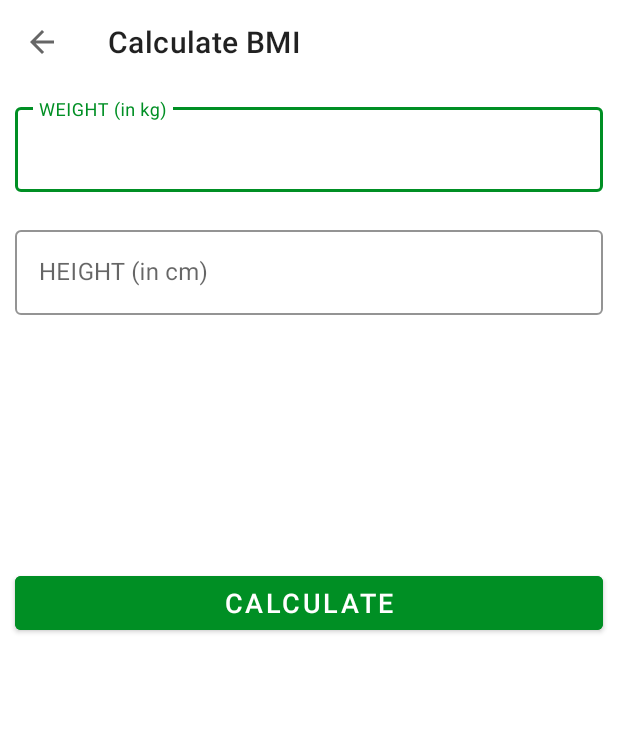
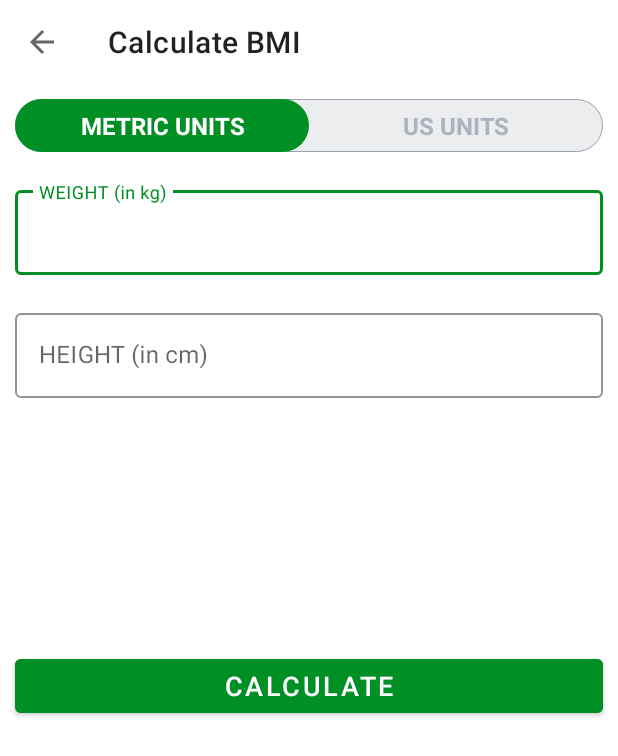
Before and after one commit to figlo/7MinutesWorkout, an Android app: the BMIActivity screen opened directly, with no data from a screen before it, on a phone screen of 412 x 824 dp. Shown: the top 756 px of the screen. Run offline under Robolectric (Android 15) with nearby library versions, the phone set to English and light mode, and no system bars.

Commit message:
adding radiogroup with radiobuttons

```diff
--- /dev/null
+++ b/app/src/main/res/drawable/drawable_radio_group_tab_background.xml
@@ -0,0 +1,13 @@
+<?xml version="1.0" encoding="utf-8"?>
+<shape xmlns:android="http://schemas.android.com/apk/res/android"
+    android:shape="rectangle">
+
+    <solid android:color="#ecedef" />
+
+    <stroke
+        android:width="0.5dp"
+        android:color="#9aa2af" />
+
+    <corners android:radius="30dp" />
+
+</shape>
--- /dev/null
+++ b/app/src/main/res/drawable/drawable_unit_tab_selector.xml
@@ -0,0 +1,9 @@
+<?xml version="1.0" encoding="utf-8"?>
+<selector xmlns:android="http://schemas.android.com/apk/res/android">
+    <item android:state_checked="true">
+        <shape android:shape="rectangle">
+            <solid android:color="@color/colorAccent"/>
+            <corners android:radius="30dp" />
+        </shape>
+    </item>
+</selector>
--- /dev/null
+++ b/app/src/main/res/drawable/drawable_unit_tab_text_color_selector.xml
@@ -0,0 +1,5 @@
+<?xml version="1.0" encoding="utf-8"?>
+<selector xmlns:android="http://schemas.android.com/apk/res/android">
+    <item android:color="#ffffff" android:state_checked="true" />
+    <item android:color="#adb3be" android:state_checked="false" />
+</selector>
--- a/app/src/main/res/layout/activity_bmi.xml
+++ b/app/src/main/res/layout/activity_bmi.xml
@@ -12,12 +12,51 @@
         android:layout_height="?android:attr/actionBarSize"
         android:background="@color/white" />
 
+    <RadioGroup
+        android:id="@+id/rgUnits"
+        android:layout_width="match_parent"
+        android:layout_height="wrap_content"
+        android:layout_below="@id/tbBMI"
+        android:layout_margin="10dp"
+        android:background="@drawable/drawable_radio_group_tab_background"
+        android:orientation="horizontal">
+
+        <RadioButton
+            android:id="@+id/rbMetricUnits"
+            android:layout_width="0dp"
+            android:layout_height="35dp"
+            android:layout_weight="0.5"
+            android:background="@drawable/drawable_unit_tab_selector"
+            android:button="@null"
+            android:checked="true"
+            android:gravity="center"
+            android:text="METRIC UNITS"
+            android:textColor="@drawable/drawable_unit_tab_text_color_selector"
+            android:textSize="16sp"
+            android:textStyle="bold" />
+
+        <RadioButton
+            android:id="@+id/rbUsUnits"
+            android:layout_width="0dp"
+            android:layout_height="35dp"
+            android:layout_weight="0.5"
+            android:background="@drawable/drawable_unit_tab_selector"
+            android:button="@null"
+            android:checked="false"
+            android:gravity="center"
+            android:text="US UNITS"
+            android:textColor="@drawable/drawable_unit_tab_text_color_selector"
+            android:textSize="16sp"
+            android:textStyle="bold" />
+
+    </RadioGroup>
+
     <com.google.android.material.textfield.TextInputLayout
         android:id="@+id/tilWeight"
-        android:layout_below="@id/tbBMI"
         style="@style/Widget.MaterialComponents.TextInputLayout.OutlinedBox"
         android:layout_width="match_parent"
         android:layout_height="wrap_content"
+        android:layout_below="@id/rgUnits"
         android:layout_margin="10dp"
         app:boxStrokeColor="@color/colorAccent"
         app:hintTextColor="@color/colorAccent">
```
